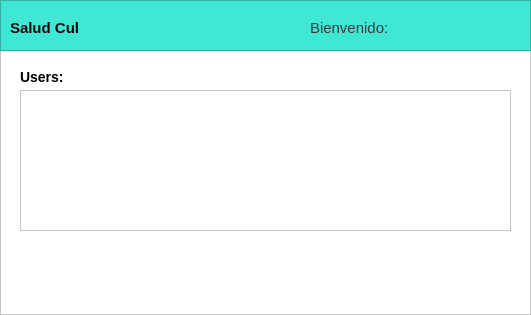
Before: the Qt Designer form frontend/Interfaces/DashboardMedico.ui in Samdulx21/assistant-bot, drawn with Qt 5.
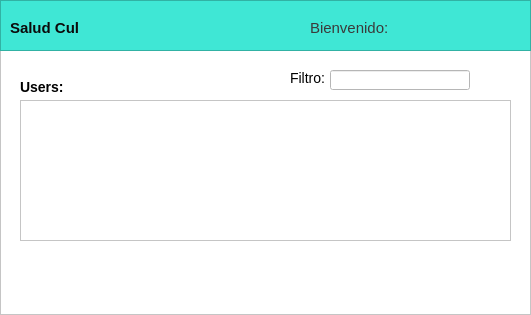
After: the same form once the commit is applied.

Diff of the .ui file:
```diff
--- a/frontend/Interfaces/DashboardMedico.ui
+++ b/frontend/Interfaces/DashboardMedico.ui
@@ -147,7 +147,7 @@
       <property name="geometry">
        <rect>
         <x>20</x>
-        <y>90</y>
+        <y>100</y>
         <width>491</width>
         <height>141</height>
        </rect>
@@ -157,7 +157,7 @@
       <property name="geometry">
        <rect>
         <x>20</x>
-        <y>70</y>
+        <y>80</y>
         <width>47</width>
         <height>13</height>
        </rect>
@@ -170,6 +170,38 @@
        <string>Users:</string>
       </property>
      </widget>
+     <widget class="QLabel" name="label_5">
+      <property name="geometry">
+       <rect>
+        <x>290</x>
+        <y>70</y>
+        <width>41</width>
+        <height>16</height>
+       </rect>
+      </property>
+      <property name="font">
+       <font>
+        <family>Arial</family>
+        <pointsize>-1</pointsize>
+       </font>
+      </property>
+      <property name="styleSheet">
+       <string notr="true">font-size:14px;</string>
+      </property>
+      <property name="text">
+       <string>Filtro:</string>
+      </property>
+     </widget>
+     <widget class="QLineEdit" name="lineEdit">
+      <property name="geometry">
+       <rect>
+        <x>330</x>
+        <y>70</y>
+        <width>140</width>
+        <height>20</height>
+       </rect>
+      </property>
+     </widget>
     </widget>
    </item>
   </layout>
```
